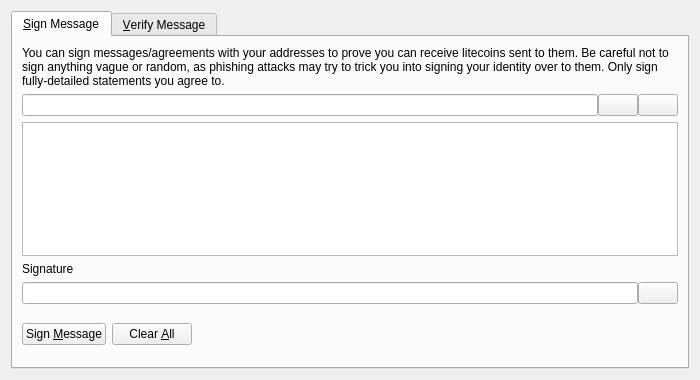
Qt form src/qt/forms/signverifymessagedialog.ui (fgshop/litecoin) before a commit.
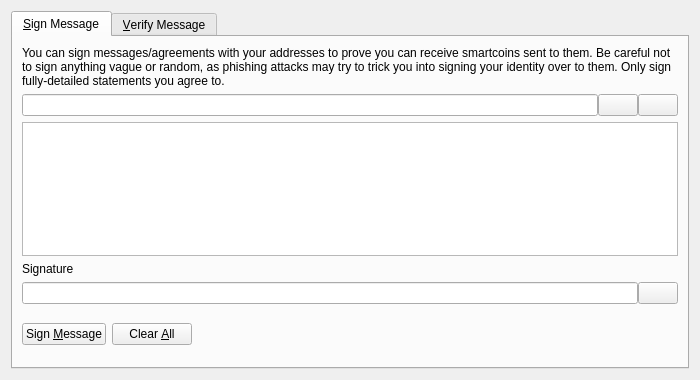
The same form after that commit. Icons and pictures are not drawn. Custom widgets are drawn as their Qt base class.

```diff
--- a/src/qt/forms/signverifymessagedialog.ui
+++ b/src/qt/forms/signverifymessagedialog.ui
@@ -30,7 +30,7 @@
        <item>
         <widget class="QLabel" name="infoLabel_SM">
          <property name="text">
-          <string>You can sign messages/agreements with your addresses to prove you can receive litecoins sent to them. Be careful not to sign anything vague or random, as phishing attacks may try to trick you into signing your identity over to them. Only sign fully-detailed statements you agree to.</string>
+          <string>You can sign messages/agreements with your addresses to prove you can receive smartcoins sent to them. Be careful not to sign anything vague or random, as phishing attacks may try to trick you into signing your identity over to them. Only sign fully-detailed statements you agree to.</string>
          </property>
          <property name="textFormat">
           <enum>Qt::PlainText</enum>
```
